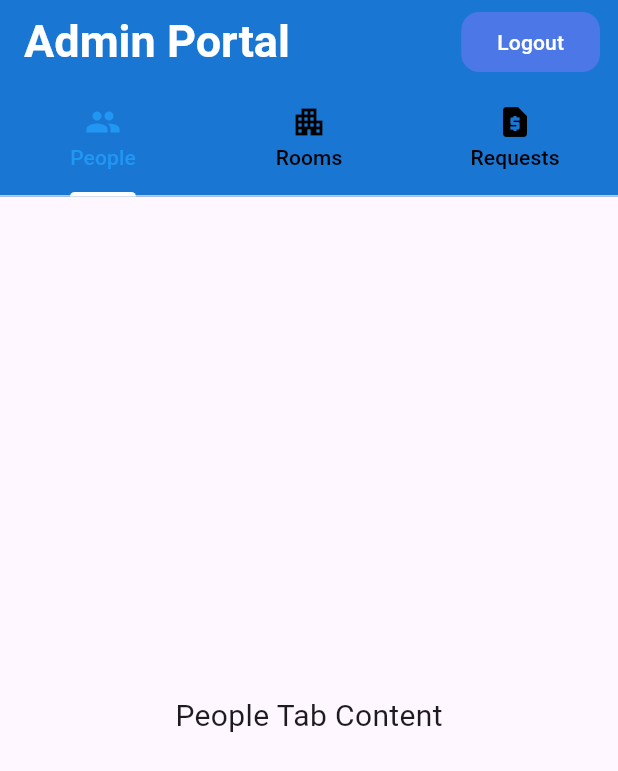
After one commit to Bavlyy-Ramy/BookedIn_flutter, a Flutter app: the AdminPortal screen opened by its route, on a phone screen of 412 x 824 dp. The commit adds this screen. Shown: the top 771 px of the screen. Run offline on Flutter 3.47's test engine with Material 3 defaults, Android fonts, the phone set to English and light mode, and no system bars; our stand-ins replace google_fonts.

Commit message:
Added Admin Portal

```diff
--- /dev/null
+++ b/lib/features/admin/presentation/pages/admin_portal.dart
@@ -0,0 +1,64 @@
+import 'package:bookedin_app/features/auth/presentation/pages/login_page.dart';
+import 'package:flutter/material.dart';
+import 'tabs/people_tab.dart';
+import 'tabs/rooms_tab.dart';
+import 'tabs/requests_tab.dart';
+
+class AdminPortal extends StatelessWidget {
+  const AdminPortal({super.key});
+  static const route = '/admin_portal';
+
+  @override
+  Widget build(BuildContext context) {
+    return DefaultTabController(
+      length: 3,
+      child: Scaffold(
+        appBar: AppBar(
+          automaticallyImplyLeading: false,
+          backgroundColor: Colors.blue.shade700,
+          title: const Text(
+            'Admin Portal',
+            style: TextStyle(
+              fontWeight: FontWeight.bold,
+              color: Colors.white,
+              fontSize: 30,
+            ),
+          ),
+          actions: [
+            Padding(
+              padding: const EdgeInsets.only(right: 12.0),
+              child: ElevatedButton(
+                style: ElevatedButton.styleFrom(
+                  backgroundColor: Color(0xFF4c77e6),
+                  foregroundColor: Colors.white,
+                  shape: RoundedRectangleBorder(
+                    borderRadius: BorderRadius.circular(12),
+                  ),
+                  elevation: 0,
+                ),
+                onPressed: () {
+                  Navigator.pushNamed(context, LoginPage.route);
+                },
+                child: const Text('Logout'),
+              ),
+            ),
+          ],
+          bottom: const TabBar(
+            indicatorColor: Colors.white,
+            labelColor: Colors.blue,
+            unselectedLabelColor: Colors.black,
+            indicatorWeight: 3,
+            tabs: [
+              Tab(icon: Icon(Icons.people), text: 'People'),
+              Tab(icon: Icon(Icons.apartment), text: 'Rooms'),
+              Tab(icon: Icon(Icons.request_page), text: 'Requests'),
+            ],
+          ),
+        ),
+        body: const TabBarView(
+          children: [PeopleTab(), RoomsTab(), RequestsTab()],
+        ),
+      ),
+    );
+  }
+}
--- /dev/null
+++ b/lib/features/admin/presentation/pages/tabs/people_tab.dart
@@ -0,0 +1,15 @@
+import 'package:flutter/material.dart';
+
+class PeopleTab extends StatelessWidget {
+  const PeopleTab({super.key});
+
+  @override
+  Widget build(BuildContext context) {
+    return Center(
+      child: Text(
+        'People Tab Content',
+        style: TextStyle(fontSize: 20),
+      ),
+    );
+  }
+}
```
Also changed, not shown: lib/features/admin/presentation/pages/tabs/requests_tab.dart (added, +15 -0 lines), lib/features/admin/presentation/pages/tabs/rooms_tab.dart (added, +15 -0 lines), lib/features/auth/presentation/pages/login_page.dart (+6 -1 lines), lib/main.dart (+9 -1 lines).
